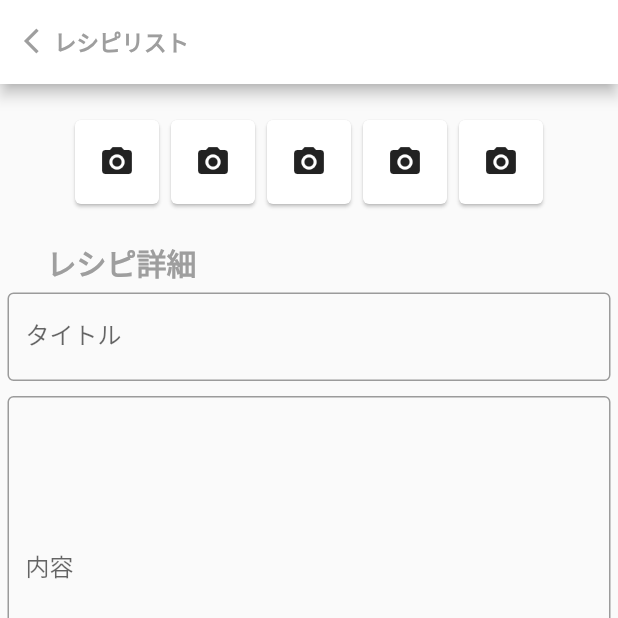
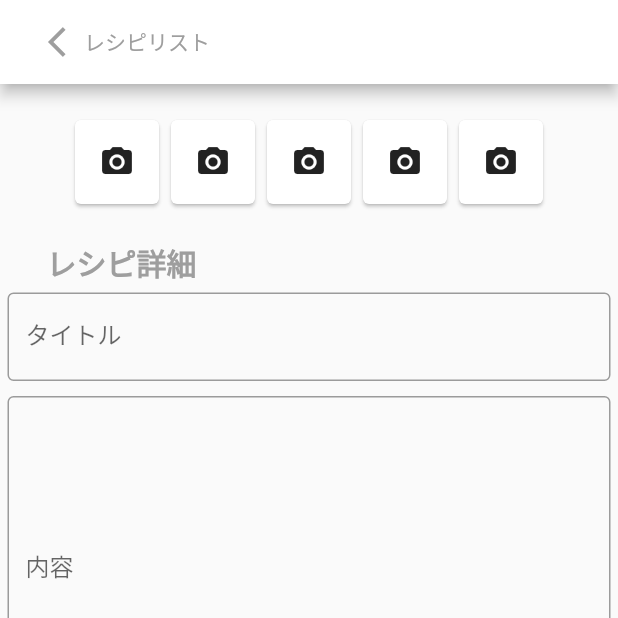
Before and after one commit to CodeWizardKK/recipe, a Flutter app: the screen it shows after launch, after a tap on the "create" icon, on a phone screen of 412 x 824 dp, the top half of it. Run offline on Flutter 3.47's test engine with Material 2 defaults, Android fonts, the phone set to English and light mode, and no system bars; our stand-ins replace camera; network calls fail.

Commit message:
[Add]詳細画面の作成

```diff
--- a/lib/page/edit/recipi_edit.dart
+++ b/lib/page/edit/recipi_edit.dart
@@ -17,13 +17,19 @@ class _RecipiEditState extends State<RecipiEdit>{
 
   String _title;
   String _body;
+  int _selectedID;
 
   @override
   void initState() {
     super.initState();
-    //一覧情報取得処理の呼び出し
-    var id = Provider.of<Display>(context, listen: false).getId();
-    print('id:${id}');
+    //idを取得
+    _selectedID = Provider.of<Display>(context, listen: false).getId();
+    print('id:${_selectedID}');
+    //更新の場合
+    if(_selectedID != -1){
+      // http.getにて該当レコードの詳細を取得
+      print('http.getする!!!');
+    }
   }
 
   //レシピリストへ戻るボタン押下時処理
@@ -69,20 +75,20 @@ class _RecipiEditState extends State<RecipiEdit>{
 
   //画像一覧にて表示されているカメラアイコンの押下時処理
   void onCamera(){
-    //clickImage時に取得していた選択した画像情報をresetする
+    //clickImage時に取得していた選択した画像情報をreset
     Provider.of<Display>(context, listen: false).resetSelectImage();
     //カメラ起動
     Provider.of<Display>(context, listen: false).setCamera();
   }
 
-  //
+  //レシピリストへ戻るボタン押下時のダイアログ
   Future<void> _showBackDialog() async {
     return showDialog<void>(
       context: context,
       barrierDismissible: false, // user must tap button!
       builder: (BuildContext context) {
-        return AlertDialog(
-//          title: Text('AlertDialog Title'),
+        return CupertinoAlertDialog(
+          title: Text('確認'),
           content: SingleChildScrollView(
             child: ListBody(
               children: <Widget>[
@@ -92,7 +98,7 @@ class _RecipiEditState extends State<RecipiEdit>{
           ),
           actions: <Widget>[
             FlatButton(
-              child: Text('CHANCEL'),
+              child: Text('Cancel'),
               onPressed: () {
                 Navigator.of(context).pop();
               },
@@ -121,37 +127,23 @@ class _RecipiEditState extends State<RecipiEdit>{
     return Scaffold(
       appBar: AppBar(
         backgroundColor: Colors.white,
-        title:
-            InkWell(
-              child:
-              RichText(
-                text: TextSpan(
-                  style: Theme.of(context).textTheme.bodyText1,
-                  children: [
-                    WidgetSpan(
-//                      child:
-//                      Padding(
-//                        padding: const EdgeInsets.symmetric(horizontal: 2.0),
-                        child: Icon(Icons.arrow_back_ios,color: Colors.grey,size: 20,),
-//                      ),
+        title:FlatButton(
+          child: Row(
+            children: <Widget>[
+              Icon(Icons.arrow_back_ios,color: Colors.grey,),
+              Text('レシピリスト',
+                style: TextStyle(
+                    color: Colors.grey
                 ),
-                    TextSpan(text: 'レシピリスト',
-                            style:
-                              TextStyle(
-                                color: Colors.grey,
-                                fontSize: 15,
-                                fontWeight: FontWeight.bold
-                              )
               ),
             ],
           ),
-              ),
-              onTap: (){
+          onPressed: (){
             _formCheck()
                 ? onList()
                 : _showBackDialog();
           },
-            )
+        ),
       ),
       body: showForm(),
     );
--- a/lib/page/root/factory_list_edit.dart
+++ b/lib/page/root/factory_list_edit.dart
@@ -4,10 +4,11 @@ import 'package:provider/provider.dart';
 import 'package:recipe_app/store/display_state.dart';
 import 'package:recipe_app/page/list/recipi_list.dart';
 import 'package:recipe_app/page/edit/factory_edit.dart';
+import 'package:recipe_app/page/detail/recipi_detail.dart';
 
 class FactoryListEdit extends StatelessWidget{
 
-  var rootPage = <Widget>[RecipiList(),FactoryEdit()];
+  var rootPage = <Widget>[RecipiList(),FactoryEdit(),RecipiDetail()];
 
 
   @override
--- a/lib/store/display_state.dart
+++ b/lib/store/display_state.dart
@@ -2,7 +2,7 @@ import 'package:flutter/cupertino.dart';
 
 //表示ステータスの状態クラス
 class Display with ChangeNotifier{
-  var state = 0;        // 0 :一覧 1:編集 9:エラー
+  var state = 0;        // 0 :一覧 1:編集 2:詳細 9:エラー
   var id = -1;          // -1:新規 1以上:更新
   var isCamera = false; // true:カメラ起動状態 //false:カメラ未起動状態
   var images = [
```
Also changed, not shown: lib/page/detail/recipi_detail.dart (added, +224 -0 lines). Lines whose indentation alone changed are shown as unchanged.
